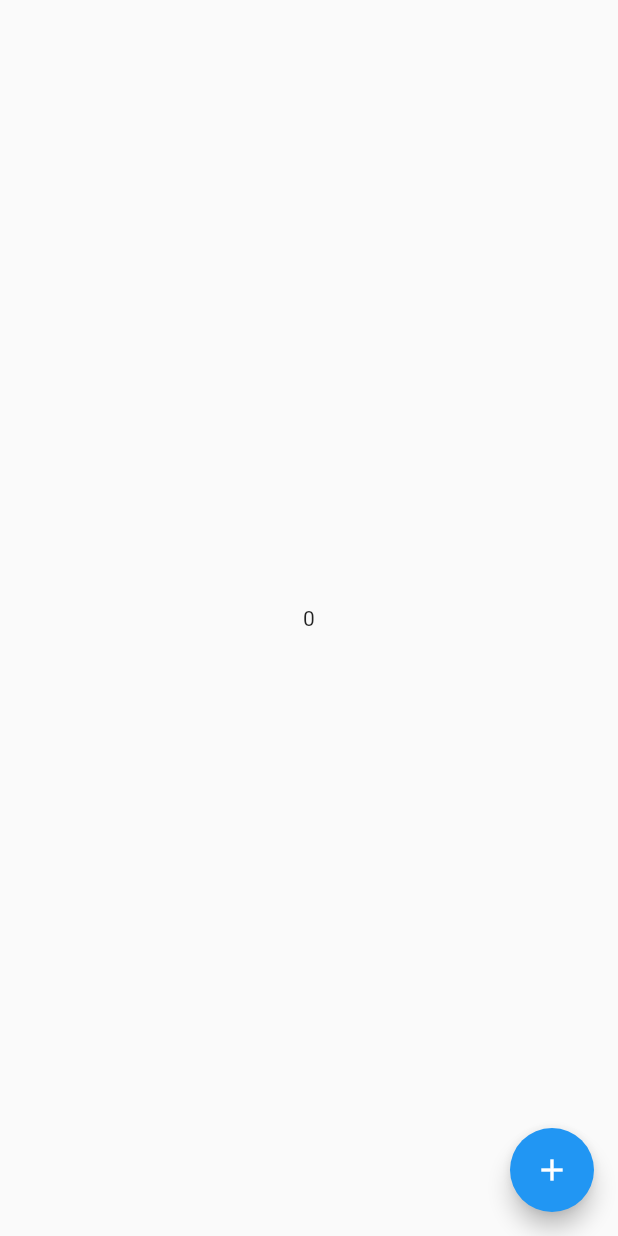
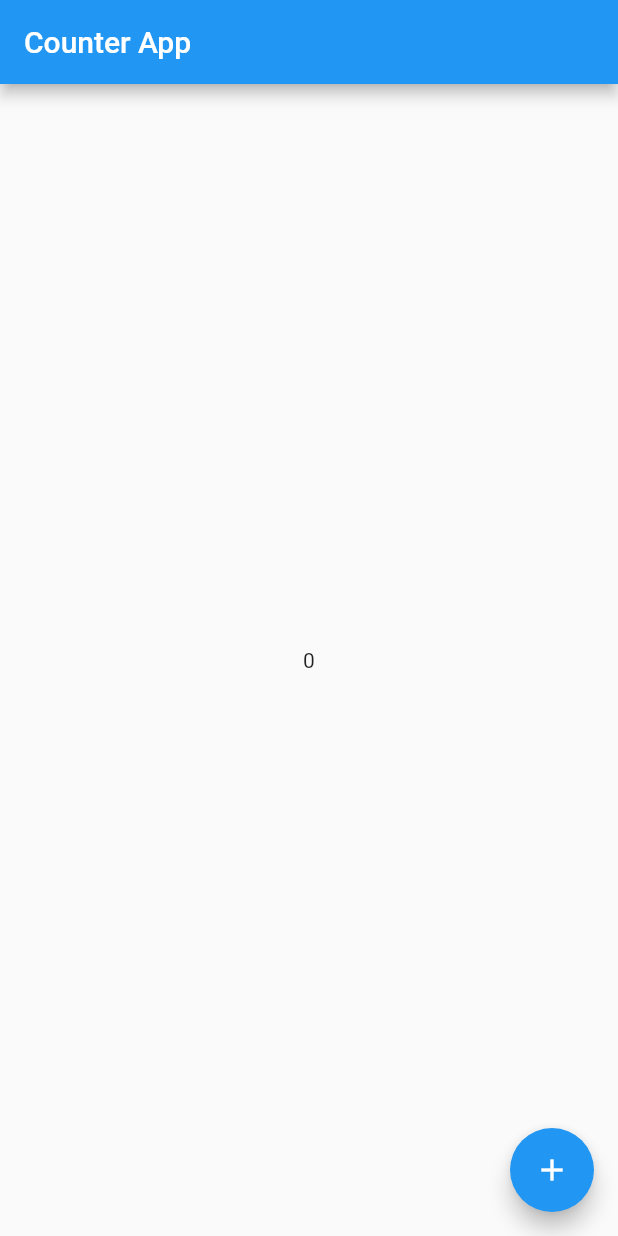
Before and after one commit to swagftw/r00th3r3, a Flutter app: the screen it shows after launch, on a phone screen of 412 x 824 dp. Run offline on Flutter 3.47's test engine with Material 2 defaults, Android fonts, the phone set to English and light mode, and no system bars; our stand-ins replace flutter_riverpod.

Commit message:
added app bar

```diff
--- a/lib/main.dart
+++ b/lib/main.dart
@@ -32,6 +32,9 @@ class MyHomePage extends StatelessWidget {
   @override
   Widget build(BuildContext context) {
     return Scaffold(
+      appBar: AppBar(
+        title: Text("Counter App"),
+      ),
       body: Center(
         child: CounterWidget(),
       ),
```
